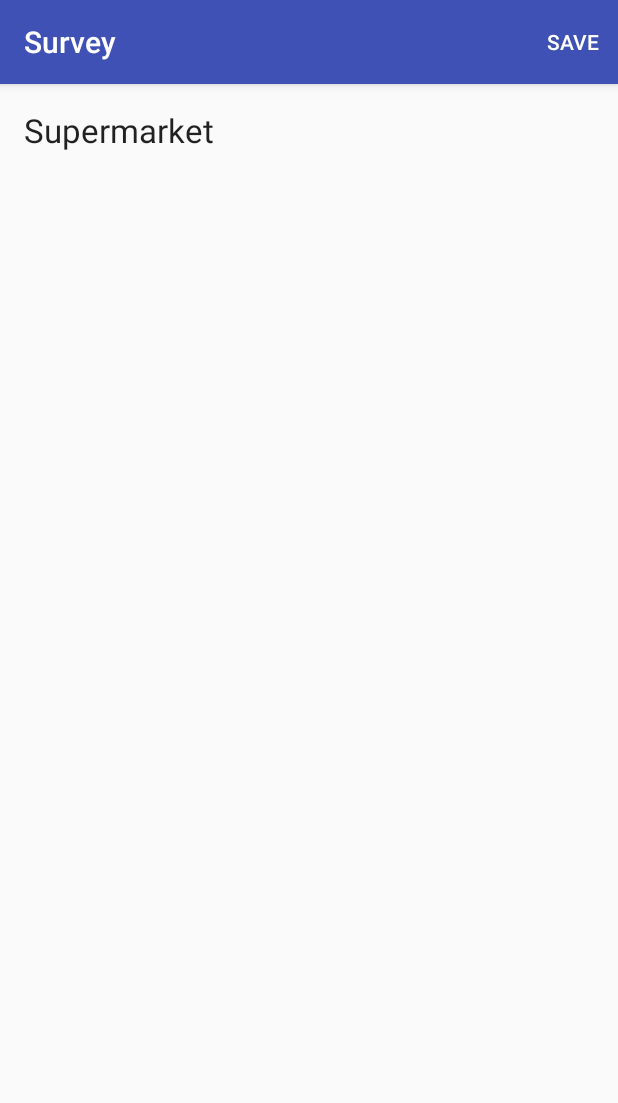
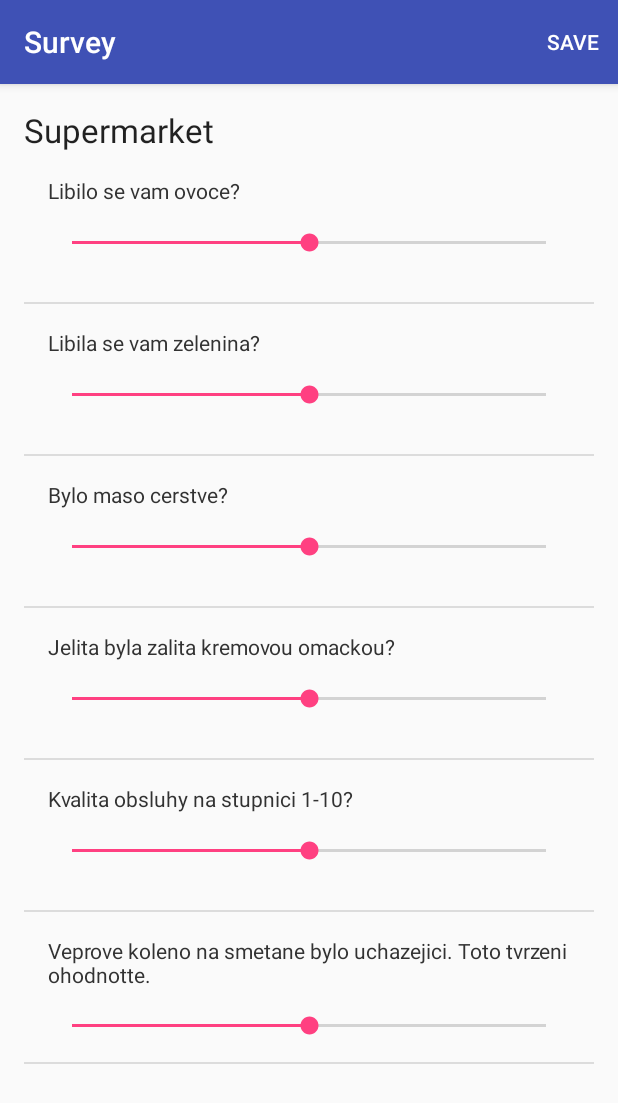
Before and after one commit to janzal/stm-dia, an Android app: the SurveyFormActivity screen opened directly, with no data from a screen before it, on a phone screen of 412 x 824 dp. Shown: the top 1103 px of the screen. Run offline under Robolectric (Android 15) with nearby library versions, the phone set to English and light mode, and no system bars.

Commit message:
survey form added

```diff
--- /dev/null
+++ b/app/src/main/java/com/cvut/janzaloudek/stm_dia/Survey/QuestionAdapter.java
@@ -0,0 +1,39 @@
+package com.cvut.janzaloudek.stm_dia.Survey;
+
+import android.content.Context;
+import android.view.LayoutInflater;
+import android.view.View;
+import android.view.ViewGroup;
+import android.widget.ArrayAdapter;
+import android.widget.TextView;
+
+import com.cvut.janzaloudek.stm_dia.R;
+import com.cvut.janzaloudek.stm_dia.model.entity.Field;
+import com.cvut.janzaloudek.stm_dia.model.entity.Question;
+
+import java.util.List;
+
+/**
+ * Created by janzaloudek on 23/04/16.
+ */
+public class QuestionAdapter extends ArrayAdapter<Question> {
+
+    public QuestionAdapter(Context context, int resource, List<Question> objects) {
+        super(context, resource, objects);
+    }
+
+    @Override
+    public View getView(int position, View convertView, ViewGroup parent) {
+        Question question = getItem(position);
+
+        if (convertView == null) {
+            convertView = LayoutInflater.from(getContext()).inflate(R.layout.survey_form_question, parent, false);
+        }
+
+        TextView content = (TextView) convertView.findViewById(R.id.question_text);
+
+        content.setText(question.getContent());
+
+        return convertView;
+    }
+}
--- a/app/src/main/java/com/cvut/janzaloudek/stm_dia/SurveyFormActivity.java
+++ b/app/src/main/java/com/cvut/janzaloudek/stm_dia/SurveyFormActivity.java
@@ -1,22 +1,62 @@
 package com.cvut.janzaloudek.stm_dia;
 
+import android.content.Intent;
 import android.support.v7.app.AppCompatActivity;
 import android.os.Bundle;
 import android.view.Menu;
 import android.view.MenuInflater;
+import android.view.MenuItem;
+import android.view.View;
+import android.widget.AdapterView;
+import android.widget.ArrayAdapter;
+import android.widget.ListView;
+
+import com.cvut.janzaloudek.stm_dia.Survey.QuestionAdapter;
+import com.cvut.janzaloudek.stm_dia.model.entity.Question;
+
+import java.util.ArrayList;
+import java.util.List;
 
 public class SurveyFormActivity extends AppCompatActivity {
+    List questions = new ArrayList(){{
+        add(new Question(1, "Libilo se vam ovoce?"));
+        add(new Question(2, "Libila se vam zelenina?"));
+        add(new Question(3, "Bylo maso cerstve?"));
+        add(new Question(4, "Jelita byla zalita kremovou omackou?"));
+        add(new Question(5, "Kvalita obsluhy na stupnici 1-10?"));
+        add(new Question(6, "Veprove koleno na smetane bylo uchazejici. Toto tvrzeni ohodnotte."));
+//        add(new Question(7, "Jelita byla zalita kremovou omackou?"));
+//        add(new Question(8, "Jelita byla zalita kremovou omackou?"));
+    }};
 
     @Override
     protected void onCreate(Bundle savedInstanceState) {
         super.onCreate(savedInstanceState);
         setContentView(R.layout.activity_survey_form);
+
+        ArrayAdapter adapter = new QuestionAdapter(this, R.layout.survey_form_question, questions);
+
+        ListView listView = (ListView) findViewById(R.id.survey_form_questions);
+        listView.setAdapter(adapter);
+//        listView.setOnItemClickListener(new AdapterView.OnItemClickListener() {
+//            @Override
+//            public void onItemClick(AdapterView<?> adapterView, View view, int i, long l) {
+//                Intent intent = new Intent(FieldSelectionActivity.this, SurveyFormActivity.class);
+//                startActivity(intent);
+//            }
+//        });
     }
 
     @Override
     public boolean onCreateOptionsMenu(Menu menu) {
         MenuInflater inflater = getMenuInflater();
         inflater.inflate(R.menu.survey_form, menu);
+
         return true;
     }
+
+    public void handleSaveSurvey(MenuItem item) {
+        Intent intent = new Intent(this, DiaryOverview.class);
+        startActivity(intent);
+    }
 }
--- a/app/src/main/java/com/cvut/janzaloudek/stm_dia/model/entity/Survey.java
+++ b/app/src/main/java/com/cvut/janzaloudek/stm_dia/model/entity/Survey.java
@@ -7,6 +7,7 @@ import java.util.List;
  */
 public class Survey {
     List<Question> questions;
+    public Field field;
 
     public Survey(List<Question> questions) {
         this.questions = questions;
--- a/app/src/main/res/layout/activity_survey_form.xml
+++ b/app/src/main/res/layout/activity_survey_form.xml
@@ -13,16 +13,16 @@
     <ListView
         android:layout_width="match_parent"
         android:layout_height="fill_parent"
-        android:id="@+id/listView"
+        android:id="@+id/survey_form_questions"
         android:layout_alignParentStart="true"
-        android:layout_below="@+id/textView2" />
+        android:layout_below="@+id/survey_form_title" />
 
     <TextView
         android:layout_width="wrap_content"
         android:layout_height="wrap_content"
         android:textAppearance="?android:attr/textAppearanceLarge"
         android:text="Supermarket"
-        android:id="@+id/textView2"
+        android:id="@+id/survey_form_title"
         android:layout_alignParentTop="true"
         android:layout_alignParentStart="true" />
 
--- a/app/src/main/res/layout/app_bar_diary_overview.xml
+++ b/app/src/main/res/layout/app_bar_diary_overview.xml
@@ -29,7 +29,7 @@
         android:layout_height="wrap_content"
         android:layout_gravity="bottom|end"
         android:layout_margin="@dimen/fab_margin"
-        android:src="@android:drawable/ic_menu_add"
+        android:src="@drawable/abc_ic_menu_copy_mtrl_am_alpha"
         android:onClick="showFieldSelectionActivity" />
 
 </android.support.design.widget.CoordinatorLayout>
--- a/app/src/main/res/layout/survey_form_question.xml
+++ b/app/src/main/res/layout/survey_form_question.xml
@@ -1,6 +1,26 @@
 <?xml version="1.0" encoding="utf-8"?>
-<RelativeLayout xmlns:android="http://schemas.android.com/apk/res/android"
-    android:layout_width="match_parent"
-    android:layout_height="match_parent">
+<RelativeLayout android:layout_width="fill_parent"
+    android:layout_height="100dp"
+    xmlns:android="http://schemas.android.com/apk/res/android"
+    android:padding="16dp"
+    android:id="@+id/addi">
 
+    <TextView
+        android:layout_height="wrap_content"
+        android:layout_width="wrap_content"
+        android:id="@+id/question_text"
+        android:textSize="14sp"
+        android:textColor="@android:color/secondary_text_light"
+        android:text="Content content contentContent content contentContent content content" />
+
+    <SeekBar
+        android:layout_width="match_parent"
+        android:layout_height="wrap_content"
+        android:id="@+id/question_response"
+        android:layout_below="@+id/question_text"
+        android:layout_centerHorizontal="true"
+        android:paddingTop="16dp"
+        android:scrollIndicators="bottom|top"
+        android:max="10"
+        android:progress="5" />
 </RelativeLayout>
--- a/app/src/main/res/menu/survey_form.xml
+++ b/app/src/main/res/menu/survey_form.xml
@@ -4,7 +4,8 @@
     xmlns:app="http://schemas.android.com/apk/res-auto"
     tools:context="com.cvut.janzaloudek.stm_dia.SurveyFormActivity">
     <item
-        android:id="@+id/action_favorite"
+        android:id="@+id/action_save_survey"
         android:title="@string/action_save_survey"
-        app:showAsAction="ifRoom"/>
+        android:onClick="handleSaveSurvey"
+        app:showAsAction="always"/>
 </menu>
```
Also changed, not shown: app/src/main/java/com/cvut/janzaloudek/stm_dia/Survey/QuestionListviewItem.java (added, +15 -0 lines), app/src/main/java/com/cvut/janzaloudek/stm_dia/data/SurveyMockData.java (added, +31 -0 lines), app/src/main/res/layout/activity_fields_listview_item.xml (+12 -12 lines), app/src/main/res/layout/nav_header_diary_overview.xml (+7 -7 lines).
